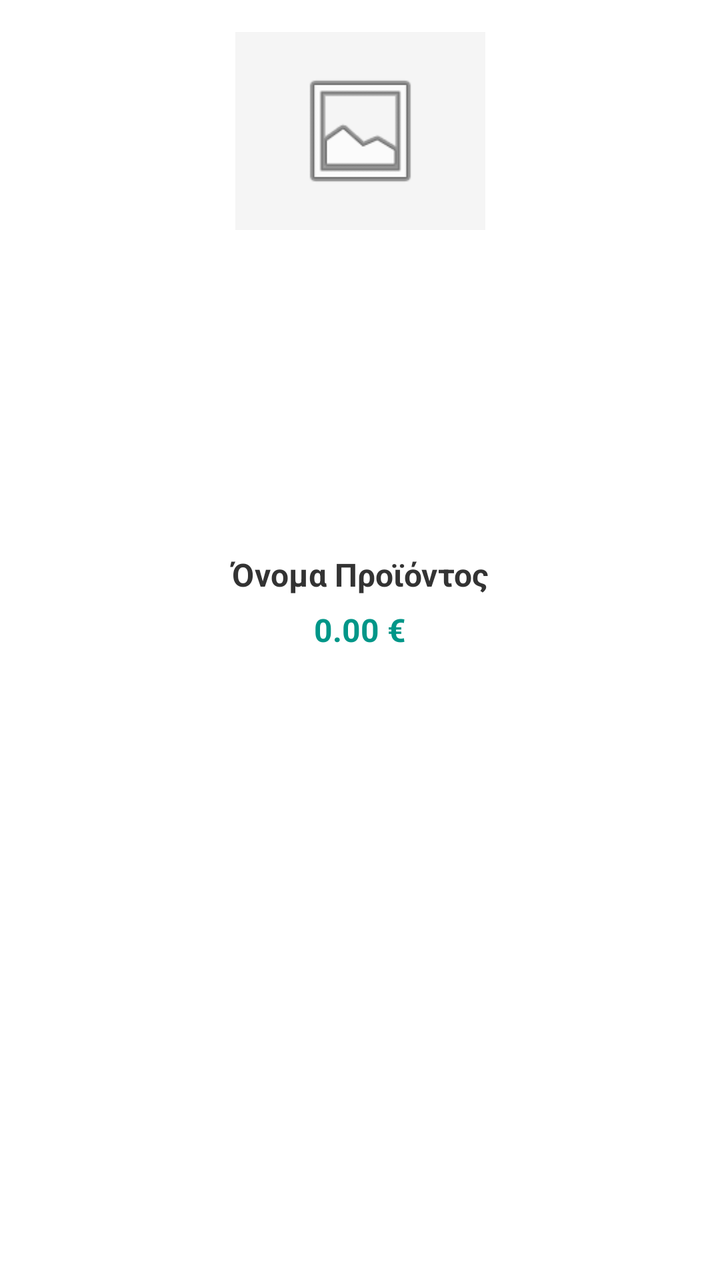
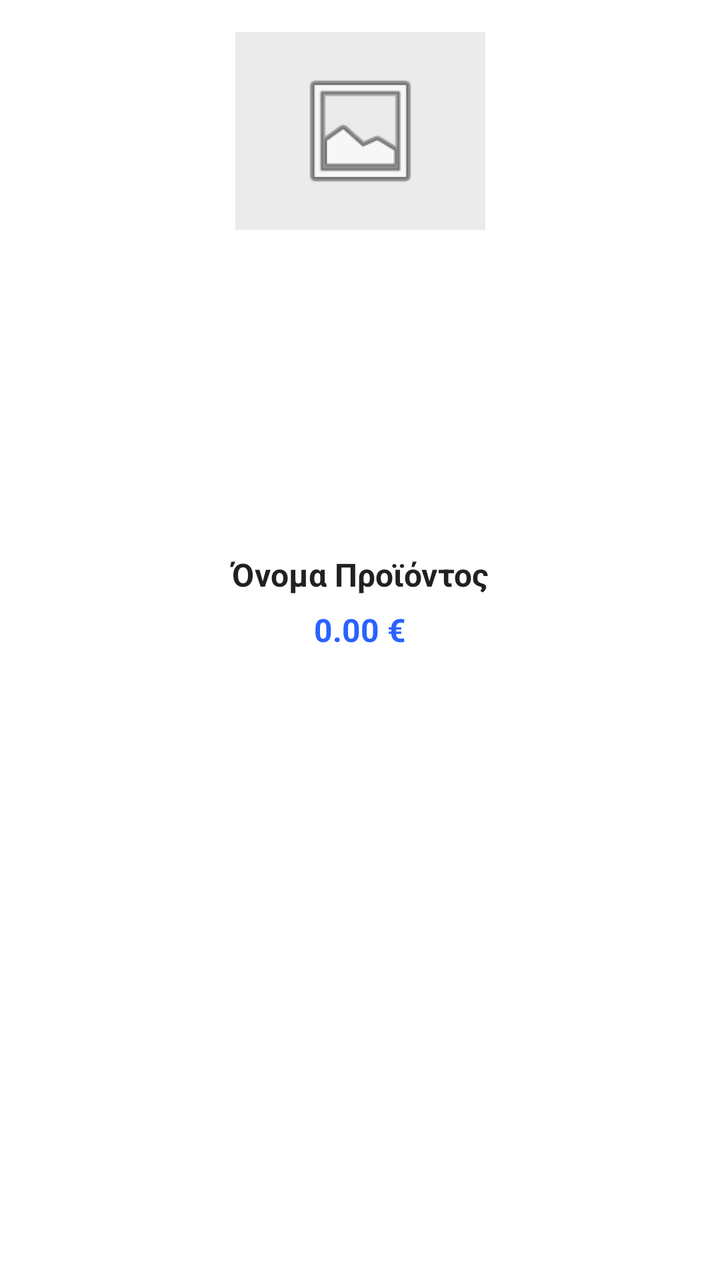

Two renders of the same Android screen: before a commit and after it. Below are the layout's source before the change and the commit's diff.
<!-- AndroidManifest.xml: application theme Theme.Team21 -->
<!-- res/layout/find_product_list_item.xml -->
<?xml version="1.0" encoding="utf-8"?>
<androidx.constraintlayout.widget.ConstraintLayout
    xmlns:android="http://schemas.android.com/apk/res/android"
    xmlns:app="http://schemas.android.com/apk/res-auto"
    xmlns:tools="http://schemas.android.com/tools"
    android:layout_width="match_parent"
    android:layout_height="wrap_content"
    android:layout_margin="8dp"
    android:background="#FFFFFF"
    android:elevation="4dp"
    android:padding="16dp">

    <ImageView
        android:id="@+id/imgProductItem"
        android:layout_width="125dp"
        android:layout_height="99dp"
        android:background="#F5F5F5"
        android:padding="16dp"
        android:src="@android:drawable/ic_menu_gallery"
        app:layout_constraintEnd_toEndOf="parent"
        app:layout_constraintStart_toStartOf="parent"
        app:layout_constraintTop_toTopOf="parent" />
    <TextView
        android:id="@+id/txtProductNameItem"
        android:layout_width="0dp"
        android:layout_height="wrap_content"
        android:layout_marginTop="12dp"
        android:gravity="center"
        android:text="Όνομα Προϊόντος"
        android:textColor="#333333"
        android:textSize="16sp"
        android:textStyle="bold"
        app:layout_constraintBottom_toBottomOf="parent"
        app:layout_constraintEnd_toEndOf="parent"
        app:layout_constraintHorizontal_bias="0.0"
        app:layout_constraintStart_toStartOf="parent"
        app:layout_constraintTop_toBottomOf="@+id/imgProductItem"
        app:layout_constraintVertical_bias="0.314" />

    <TextView
        android:id="@+id/txtProductPriceItem"
        android:layout_width="wrap_content"
        android:layout_height="wrap_content"
        android:layout_marginTop="6dp"
        android:text="0.00 €"
        android:textColor="#009688"
        android:textSize="16sp"
        android:textStyle="bold"
        app:layout_constraintBottom_toBottomOf="parent"
        app:layout_constraintEnd_toEndOf="parent"
        app:layout_constraintStart_toStartOf="parent"
        app:layout_constraintTop_toBottomOf="@+id/txtProductNameItem"
        app:layout_constraintVertical_bias="0.0" />
</androidx.constraintlayout.widget.ConstraintLayout>
<!-- resources referenced by this layout -->
<resources>
  <style name="Theme.Team21" parent="Base.Theme.Team21" />
  <style name="Base.Theme.Team21" parent="Theme.Material3.DayNight.NoActionBar">
  
          
          <item name="android:windowBackground">@color/bg_light</item>
          <item name="colorSurface">@color/card_light</item>
          <item name="colorSurfaceVariant">@color/input_bg_light</item>
  
          
          <item name="colorOnSurface">@color/text_dark</item>
          <item name="colorOnSurfaceVariant">@color/text_muted_light</item>
  
          <item name="colorOnPrimary">@color/white</item>
  
          
          <item name="colorPrimary">@color/eshop_primary</item>
          <item name="colorSecondary">@color/eshop_accent</item>
  
          <item name="colorError">@color/error_red_light</item>
  
          
          <item name="android:statusBarColor">@color/bg_light</item>
          <item name="android:windowLightStatusBar">true</item>
  
          
          <item name="colorFilterActive">@color/filter_active_light</item>
          <item name="colorFilterUnselected">@color/filter_bg_unselected_light</item>
  
          
          <item name="colorMenuButton">@color/teal_menu_light</item>
      </style>
  <color name="bg_light">#F5F5F5</color>
  <color name="card_light">#FFFFFF</color>
  <color name="input_bg_light">#EBEBEB</color>
  <color name="text_dark">#212121</color>
  <color name="text_muted_light">#757575</color>
  <color name="white">#FFFFFFFF</color>
  <color name="eshop_primary">#2962FF</color>
  <color name="eshop_accent">#FF6D00</color>
  <color name="error_red_light">#D32F2F</color>
  <color name="filter_active_light">#2962FF</color>
  <color name="filter_bg_unselected_light">#E0E0E0</color>
  <color name="teal_menu_light">#009688</color>
</resources>

<!-- the commit's change to res/layout/find_product_list_item.xml (unified diff, before → after) -->
@@ -6,7 +6,7 @@
     android:layout_width="match_parent"
     android:layout_height="wrap_content"
     android:layout_margin="8dp"
-    android:background="#FFFFFF"
+    android:background="?attr/colorSurface"
     android:elevation="4dp"
     android:padding="16dp">
 
@@ -14,12 +14,13 @@
         android:id="@+id/imgProductItem"
         android:layout_width="125dp"
         android:layout_height="99dp"
-        android:background="#F5F5F5"
+        android:background="?attr/colorSurfaceVariant"
         android:padding="16dp"
         android:src="@android:drawable/ic_menu_gallery"
         app:layout_constraintEnd_toEndOf="parent"
         app:layout_constraintStart_toStartOf="parent"
         app:layout_constraintTop_toTopOf="parent" />
+
     <TextView
         android:id="@+id/txtProductNameItem"
         android:layout_width="0dp"
@@ -27,7 +28,7 @@
         android:layout_marginTop="12dp"
         android:gravity="center"
         android:text="Όνομα Προϊόντος"
-        android:textColor="#333333"
+        android:textColor="?attr/colorOnSurface"
         android:textSize="16sp"
         android:textStyle="bold"
         app:layout_constraintBottom_toBottomOf="parent"
@@ -43,7 +44,7 @@
         android:layout_height="wrap_content"
         android:layout_marginTop="6dp"
         android:text="0.00 €"
-        android:textColor="#009688"
+        android:textColor="?attr/colorPrimary"
         android:textSize="16sp"
         android:textStyle="bold"
         app:layout_constraintBottom_toBottomOf="parent"
@@ -51,4 +52,5 @@
         app:layout_constraintStart_toStartOf="parent"
         app:layout_constraintTop_toBottomOf="@+id/txtProductNameItem"
         app:layout_constraintVertical_bias="0.0" />
+
 </androidx.constraintlayout.widget.ConstraintLayout>
